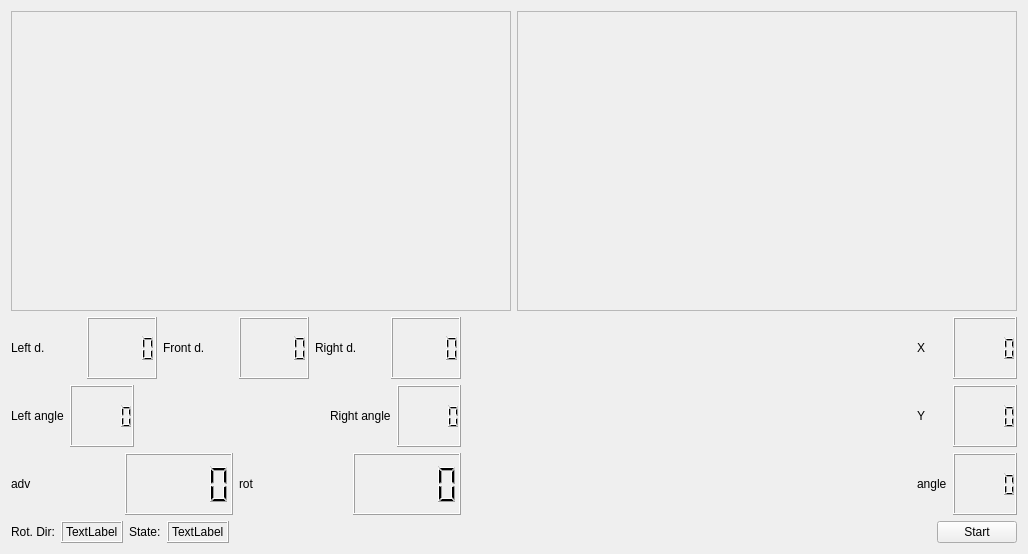
Before: the Qt Designer form actividad3/src/mainUI.ui in gmegiash/Proyecto_Robotica_25-26, drawn with Qt 5.
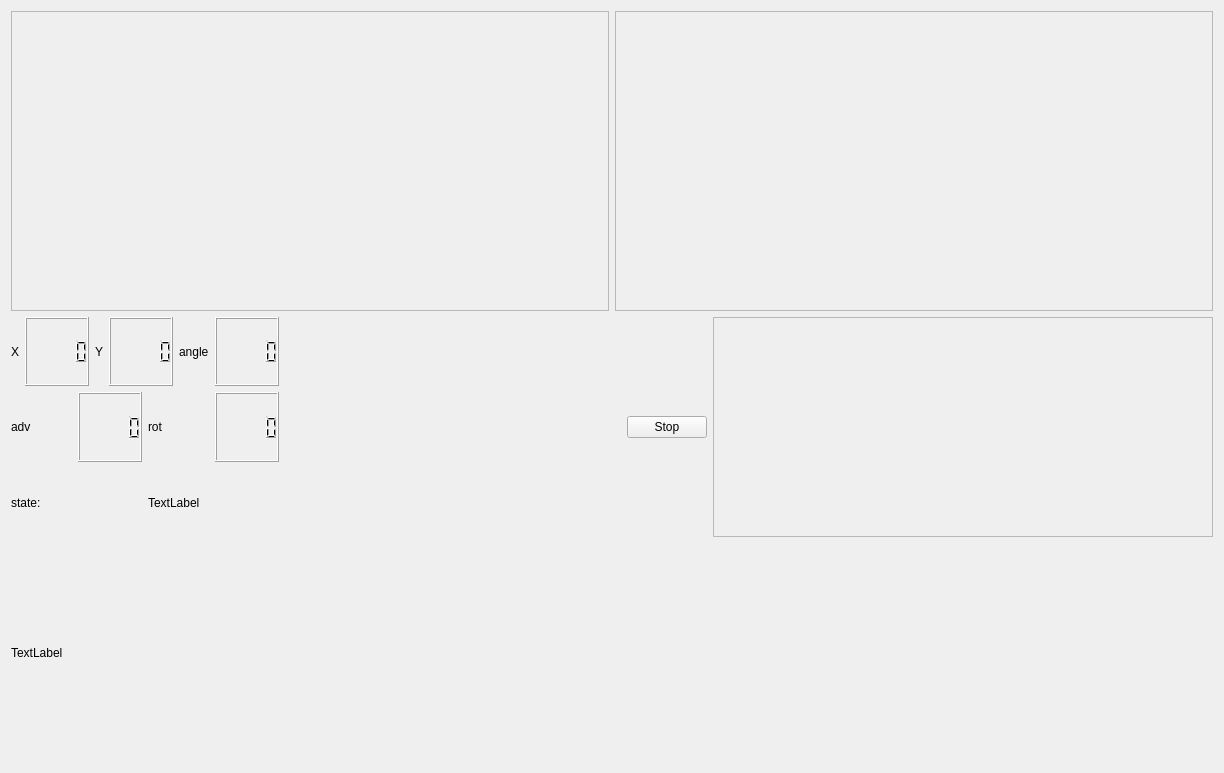
After: the same form once the commit is applied.

Diff of the .ui file:
```diff
--- a/actividad3/src/mainUI.ui
+++ b/actividad3/src/mainUI.ui
@@ -6,18 +6,18 @@
    <rect>
     <x>0</x>
     <y>0</y>
-    <width>1028</width>
-    <height>554</height>
+    <width>1224</width>
+    <height>773</height>
    </rect>
   </property>
   <property name="windowTitle">
    <string>Localiser</string>
   </property>
-  <layout class="QHBoxLayout" name="horizontalLayout_10">
+  <layout class="QVBoxLayout" name="verticalLayout_5">
    <item>
-    <layout class="QVBoxLayout" name="verticalLayout_5">
+    <layout class="QVBoxLayout" name="verticalLayout_2">
      <item>
-      <layout class="QHBoxLayout" name="horizontalLayout_9">
+      <layout class="QHBoxLayout" name="horizontalLayout_17">
        <item>
         <widget class="QFrame" name="frame">
          <property name="sizePolicy">
@@ -65,9 +65,9 @@
       </layout>
      </item>
      <item>
-      <layout class="QVBoxLayout" name="verticalLayout_2">
+      <layout class="QHBoxLayout" name="horizontalLayout_9">
        <item>
-        <layout class="QHBoxLayout" name="horizontalLayout_13">
+        <layout class="QHBoxLayout" name="horizontalLayout_18">
          <item>
           <layout class="QVBoxLayout" name="verticalLayout">
            <item>
@@ -77,7 +77,7 @@
                <item>
                 <widget class="QLabel" name="label">
                  <property name="text">
-                  <string>Left d.</string>
+                  <string>X</string>
                  </property>
                 </widget>
                </item>
@@ -97,7 +97,7 @@
                <item>
                 <widget class="QLabel" name="label_2">
                  <property name="text">
-                  <string>Front d.</string>
+                  <string>Y</string>
                  </property>
                 </widget>
                </item>
@@ -117,69 +117,12 @@
                <item>
                 <widget class="QLabel" name="label_3">
                  <property name="text">
-                  <string>Right d.</string>
+                  <string>angle</string>
                  </property>
                 </widget>
                </item>
                <item>
-                <widget class="QLCDNumber" name="lcdNumber_rightdist">
-                 <property name="font">
-                  <font>
-                   <bold>true</bold>
-                  </font>
-                 </property>
-                </widget>
-               </item>
-              </layout>
-             </item>
-            </layout>
-           </item>
-           <item>
-            <layout class="QHBoxLayout" name="horizontalLayout_12">
-             <item>
-              <layout class="QHBoxLayout" name="horizontalLayout_22">
-               <item>
-                <widget class="QLabel" name="label_15">
-                 <property name="text">
-                  <string>Left angle</string>
-                 </property>
-                </widget>
-               </item>
-               <item>
-                <widget class="QLCDNumber" name="lcdNumber_leftangle">
-                 <property name="font">
-                  <font>
-                   <bold>true</bold>
-                  </font>
-                 </property>
-                </widget>
-               </item>
-              </layout>
-             </item>
-             <item>
-              <spacer name="horizontalSpacer_2">
-               <property name="orientation">
-                <enum>Qt::Horizontal</enum>
-               </property>
-               <property name="sizeHint" stdset="0">
-                <size>
-                 <width>40</width>
-                 <height>20</height>
-                </size>
-               </property>
-              </spacer>
-             </item>
-             <item>
-              <layout class="QHBoxLayout" name="horizontalLayout_18">
-               <item>
-                <widget class="QLabel" name="label_14">
-                 <property name="text">
-                  <string>Right angle</string>
-                 </property>
-                </widget>
-               </item>
-               <item>
-                <widget class="QLCDNumber" name="lcdNumber_rightangle">
+                <widget class="QLCDNumber" name="lcdNumber_angle">
                  <property name="font">
                   <font>
                    <bold>true</bold>
@@ -223,132 +166,17 @@
              </item>
             </layout>
            </item>
-          </layout>
-         </item>
-         <item>
-          <spacer name="horizontalSpacer_3">
-           <property name="orientation">
-            <enum>Qt::Horizontal</enum>
-           </property>
-           <property name="sizeHint" stdset="0">
-            <size>
-             <width>40</width>
-             <height>20</height>
-            </size>
-           </property>
-          </spacer>
-         </item>
-         <item>
-          <layout class="QVBoxLayout" name="verticalLayout_3">
-           <item>
-            <layout class="QHBoxLayout" name="horizontalLayout_19">
-             <item>
-              <widget class="QLabel" name="label_11">
-               <property name="text">
-                <string>X</string>
-               </property>
-              </widget>
-             </item>
-             <item>
-              <widget class="QLCDNumber" name="lcdNumber_xpos">
-               <property name="font">
-                <font>
-                 <bold>true</bold>
-                </font>
-               </property>
-              </widget>
-             </item>
-            </layout>
-           </item>
-           <item>
-            <layout class="QHBoxLayout" name="horizontalLayout_20">
-             <item>
-              <widget class="QLabel" name="label_12">
-               <property name="text">
-                <string>Y</string>
-               </property>
-              </widget>
-             </item>
-             <item>
-              <widget class="QLCDNumber" name="lcdNumber_ypos">
-               <property name="font">
-                <font>
-                 <bold>true</bold>
-                </font>
-               </property>
-              </widget>
-             </item>
-            </layout>
-           </item>
-           <item>
-            <layout class="QHBoxLayout" name="horizontalLayout_21">
-             <item>
-              <widget class="QLabel" name="label_13">
-               <property name="text">
-                <string>angle</string>
-               </property>
-              </widget>
-             </item>
-             <item>
-              <widget class="QLCDNumber" name="lcdNumber_angle">
-               <property name="font">
-                <font>
-                 <bold>true</bold>
-                </font>
-               </property>
-              </widget>
-             </item>
-            </layout>
-           </item>
-          </layout>
-         </item>
-        </layout>
-       </item>
-       <item>
-        <layout class="QHBoxLayout" name="horizontalLayout_35">
-         <item>
-          <layout class="QHBoxLayout" name="horizontalLayout_33">
-           <item>
-            <layout class="QHBoxLayout" name="horizontalLayout_11">
-             <item>
-              <widget class="QLabel" name="label_state_name_4">
-               <property name="text">
-                <string>Rot. Dir:</string>
-               </property>
-              </widget>
-             </item>
-             <item>
-              <widget class="QLabel" name="label_rotdirection">
-               <property name="frameShape">
-                <enum>QFrame::Box</enum>
-               </property>
-               <property name="frameShadow">
-                <enum>QFrame::Raised</enum>
-               </property>
-               <property name="text">
-                <string>TextLabel</string>
-               </property>
-              </widget>
-             </item>
-            </layout>
-           </item>
            <item>
             <layout class="QHBoxLayout" name="horizontalLayout">
              <item>
               <widget class="QLabel" name="label_state_name">
                <property name="text">
-                <string>State:</string>
+                <string>state:</string>
                </property>
               </widget>
              </item>
              <item>
               <widget class="QLabel" name="label_state">
-               <property name="frameShape">
-                <enum>QFrame::Box</enum>
-               </property>
-               <property name="frameShadow">
-                <enum>QFrame::Raised</enum>
-               </property>
                <property name="text">
                 <string>TextLabel</string>
                </property>
@@ -359,7 +187,7 @@
           </layout>
          </item>
          <item>
-          <spacer name="horizontalSpacer_6">
+          <spacer name="horizontalSpacer">
            <property name="orientation">
             <enum>Qt::Horizontal</enum>
            </property>
@@ -372,9 +200,9 @@
           </spacer>
          </item>
          <item>
-          <widget class="QPushButton" name="pushButton_startstop">
+          <widget class="QPushButton" name="pushButton_stop">
            <property name="text">
-            <string>Start</string>
+            <string>Stop</string>
            </property>
            <property name="checkable">
             <bool>true</bool>
@@ -383,8 +211,37 @@
          </item>
         </layout>
        </item>
+       <item>
+        <widget class="QFrame" name="frame_plot_error">
+         <property name="minimumSize">
+          <size>
+           <width>500</width>
+           <height>0</height>
+          </size>
+         </property>
+         <property name="frameShape">
+          <enum>QFrame::StyledPanel</enum>
+         </property>
+         <property name="frameShadow">
+          <enum>QFrame::Raised</enum>
+         </property>
+        </widget>
+       </item>
       </layout>
      </item>
+     <item>
+      <widget class="QLabel" name="label_img">
+       <property name="minimumSize">
+        <size>
+         <width>300</width>
+         <height>100</height>
+        </size>
+       </property>
+       <property name="text">
+        <string>TextLabel</string>
+       </property>
+      </widget>
+     </item>
     </layout>
    </item>
   </layout>
```
Left out of the diff: 4 changed lines with no effect on the pictures.
